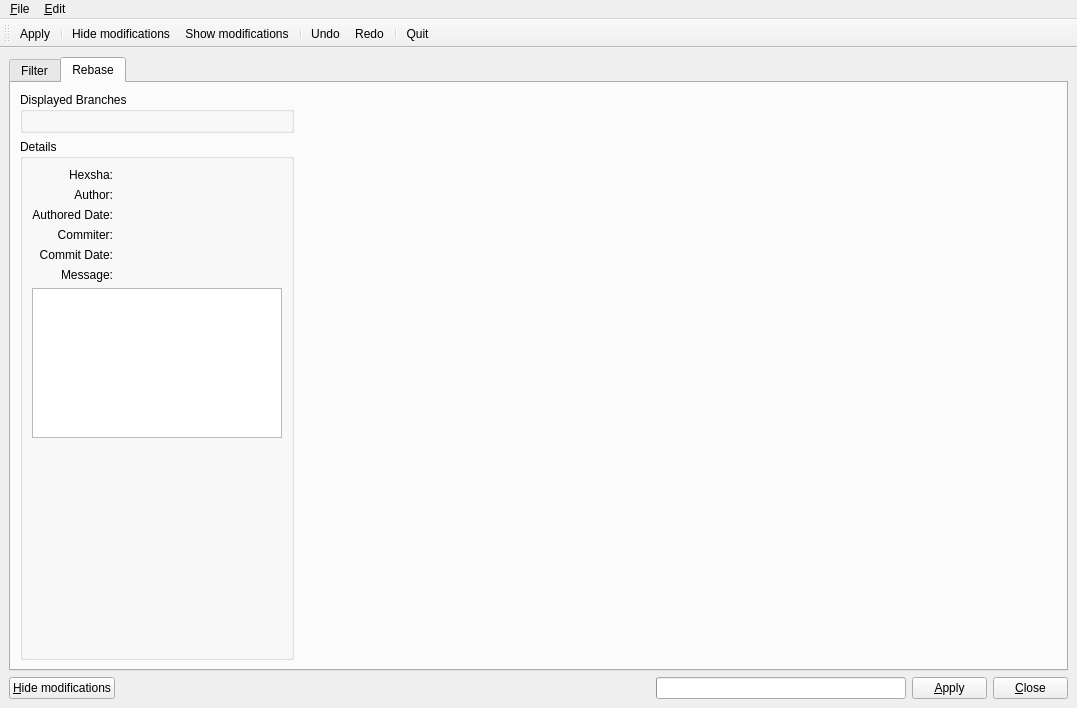
The window that gitbuster/main_window.ui (mike-perdide/gitbuster) describes before a commit, drawn with Qt 5.
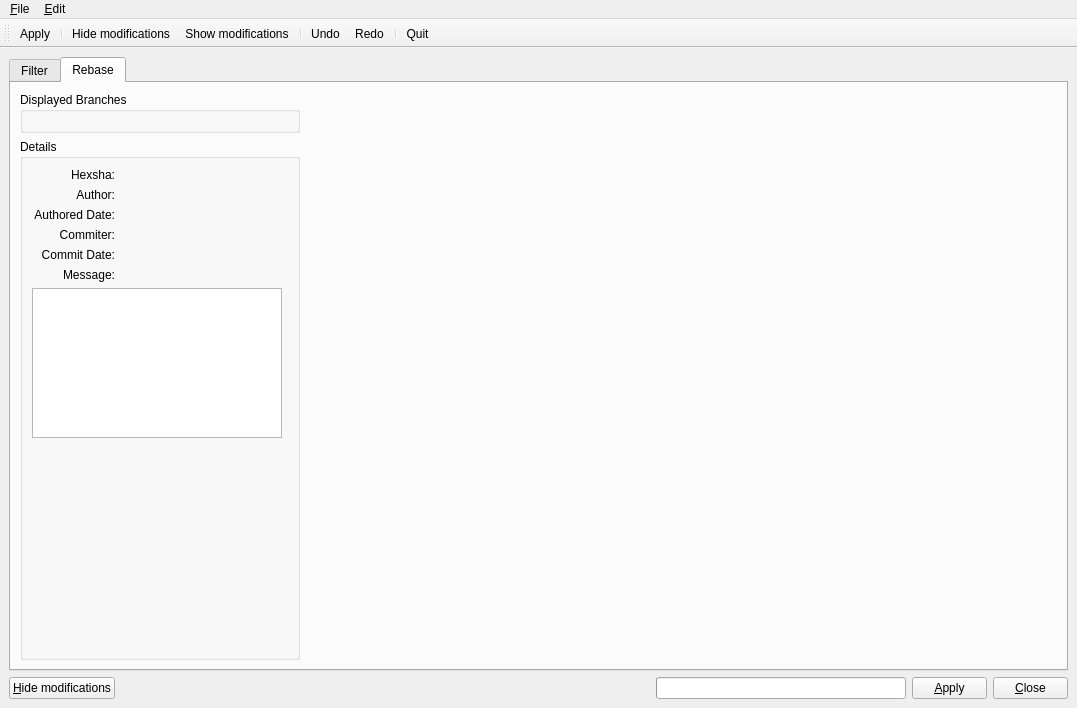
The same window after the commit. The open tabs and pages were chosen to show the change. Icons and pictures are not drawn.

Commit message: Renaming the detail groupBox and setting a new minsize.

The edit to the form file:
```diff
--- a/gitbuster/main_window.ui
+++ b/gitbuster/main_window.ui
@@ -907,8 +907,8 @@
          <widget class="QGroupBox" name="groupBox_2">
           <property name="minimumSize">
            <size>
-            <width>200</width>
-            <height>20</height>
+            <width>280</width>
+            <height>40</height>
            </size>
           </property>
           <property name="title">
```
Left out of the diff: 4 changed lines with no effect on the pictures.
